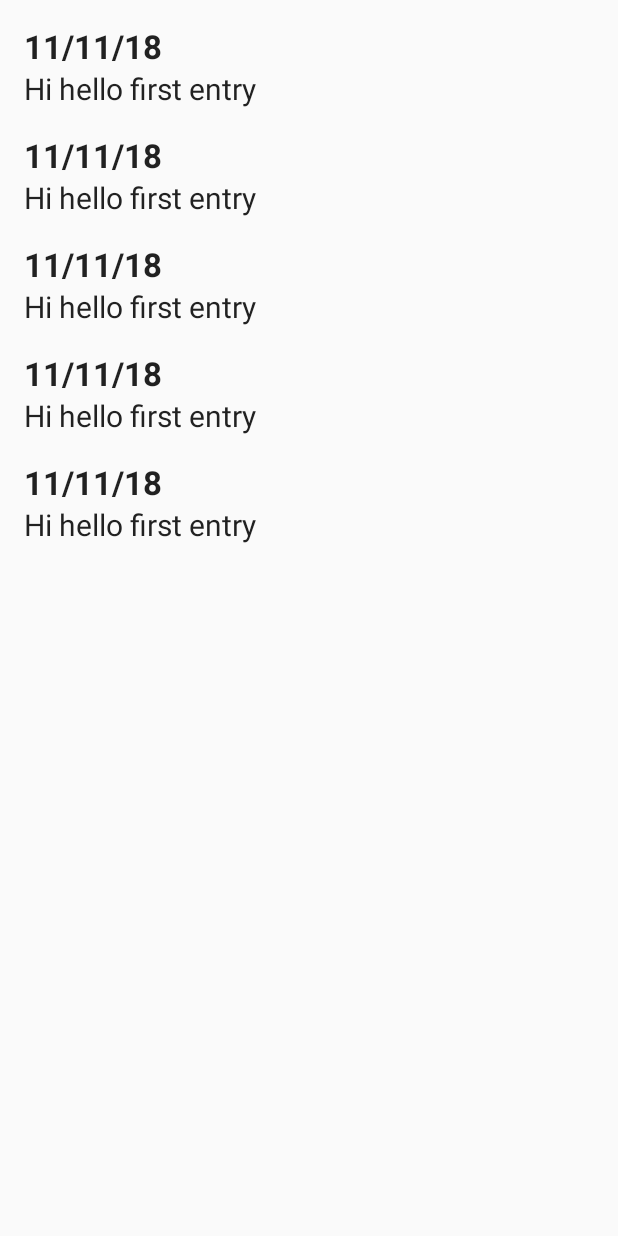
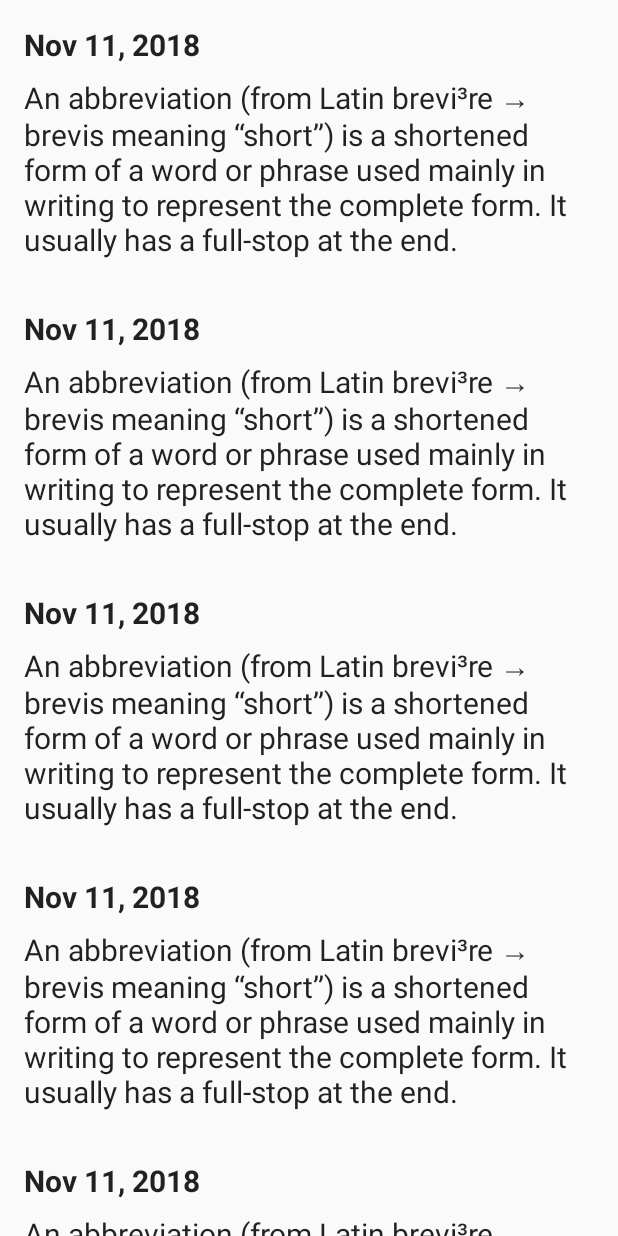
Before and after one commit to bharatph/Recall, an Android app: the screen it shows after launch (MainActivity), on a phone screen of 412 x 824 dp. Run offline under Robolectric (Android 15) with nearby library versions, the phone set to English and light mode, and no system bars; libraries missing offline, so code that uses them is left out: uk.co.chrisjenx; 1 statement that could not run was skipped.

Commit message:
Added components

```diff
--- a/app/build.gradle
+++ b/app/build.gradle
@@ -8,7 +8,7 @@ android {
     compileSdkVersion 28
     defaultConfig {
         applicationId "com.thing.recall"
-        minSdkVersion 19
+        minSdkVersion 21
         targetSdkVersion 28
         versionCode 1
         versionName "0.1"
--- a/app/src/main/java/com/thing/recall/MainActivity.kt
+++ b/app/src/main/java/com/thing/recall/MainActivity.kt
@@ -3,28 +3,61 @@ package com.thing.recall
 import android.support.v7.app.AppCompatActivity
 import android.os.Bundle
 import android.support.v7.widget.LinearLayoutManager
+import android.transition.Fade
+import android.widget.LinearLayout
+import com.google.gson.Gson
 import com.thing.recall.helper.RecallHelper
 import com.thing.recall.adapter.MemoryAdapter
+import com.thing.recall.fragment.WriteFragment
 import kotlinx.android.synthetic.main.activity_main.*
 import uk.co.chrisjenx.calligraphy.CalligraphyConfig
+import com.google.gson.GsonBuilder
+import com.thing.recall.model.Memory
+import java.util.*
 
 
-class MainActivity : AppCompatActivity() {
+class MainActivity : AppCompatActivity(), WriteFragment.OnDescriptionListener {
+    override fun onDescription(mem: Memory?) {
+        supportFragmentManager.popBackStack()
+        if(mem == null){
+            //no-op
+            return
+        }
+        val gson = GsonBuilder().create()
+        val strJson = gson.toJson(mem)
+    }
 
     override fun onCreate(savedInstanceState: Bundle?) {
         super.onCreate(savedInstanceState)
         CalligraphyConfig.initDefault(
             CalligraphyConfig.Builder()
-                .setDefaultFontPath("fonts/Roboto-RobotoRegular.ttf")
+                //.setDefaultFontPath("fonts/Roboto-RobotoRegular.ttf")
                 .setFontAttrId(R.attr.fontPath)
                 .build()
         )
         setContentView(R.layout.activity_main)
+        var memories = LinkedList<Memory>()
+
+        memories.add(Memory(Date(), getString(R.string.sammple_text)))
+        memories.add(Memory(Date(), getString(R.string.sammple_text)))
+        memories.add(Memory(Date(), getString(R.string.sammple_text)))
+        memories.add(Memory(Date(), getString(R.string.sammple_text)))
+        memories.add(Memory(Date(), getString(R.string.sammple_text)))
+        memories.add(Memory(Date(), getString(R.string.sammple_text)))
 
 
-        var adapter = MemoryAdapter(this, RecallHelper.memories)
-
-        recallRecyclerView.layoutManager = LinearLayoutManager(this, LinearLayoutManager.VERTICAL, false)
+        var adapter = MemoryAdapter(this, memories) {
+            supportFragmentManager.beginTransaction()
+                .addToBackStack("null")
+                .replace(R.id.writeContainer, WriteFragment.newInstance(Gson().toJson(it)).apply {
+                    enterTransition = Fade(Fade.MODE_IN)
+                    exitTransition = Fade(Fade.MODE_OUT)
+                })
+                .commit()
+        }
+        recallRecyclerView.layoutManager = LinearLayoutManager(this, LinearLayoutManager.VERTICAL, true).apply {
+            stackFromEnd = true
+        }
         recallRecyclerView.adapter = adapter
     }
 }
--- a/app/src/main/java/com/thing/recall/adapter/MemoryAdapter.kt
+++ b/app/src/main/java/com/thing/recall/adapter/MemoryAdapter.kt
@@ -1,6 +1,7 @@
 package com.thing.recall.adapter
 
-import android.content.Context
+import android.app.Activity
+import android.support.v7.app.AppCompatActivity
 import android.support.v7.widget.RecyclerView
 import android.view.LayoutInflater
 import android.view.View
@@ -11,8 +12,9 @@ import com.thing.recall.model.Memory
 import kotlinx.android.synthetic.main.memory_item.view.*
 import java.text.DateFormat
 
-class MemoryAdapter(val context: Context, val memories: List<Memory>) :
+class MemoryAdapter(val context: AppCompatActivity, val memories: List<Memory>, val listener: (Memory)-> Unit) :
     RecyclerView.Adapter<MemoryAdapter.MemoryViewHolder>() {
+
     override fun onCreateViewHolder(p0: ViewGroup, p1: Int): MemoryViewHolder {
         return MemoryViewHolder(LayoutInflater.from(context).inflate(R.layout.memory_item, p0, false))
     }
@@ -24,16 +26,16 @@ class MemoryAdapter(val context: Context, val memories: List<Memory>) :
     override fun onBindViewHolder(p0: MemoryViewHolder, p1: Int) {
         p0.setIsRecyclable(false)
         val memory = memories[p1]
-
+        p0.dateTextView.text = DateFormat.getDateInstance(DateFormat.MEDIUM).format(memory.date) //FIXME
+        p0.descTextView.text = memory.description
         p0.itemView.setOnClickListener {
-
+            listener(memory)
         }
-        p0.dateTextView.text = DateFormat.getDateInstance(DateFormat.SHORT).format(memory.date) //FIXME
-        p0.descTextView.text = memory.description
     }
 
     class MemoryViewHolder(itemView: View) : RecyclerView.ViewHolder(itemView) {
         var dateTextView: TextView = itemView.dateTextView
         var descTextView: TextView = itemView.descTextView
     }
+
 }
--- a/app/src/main/java/com/thing/recall/helper/RecallHelper.kt
+++ b/app/src/main/java/com/thing/recall/helper/RecallHelper.kt
@@ -8,10 +8,5 @@ object RecallHelper {
     var memories = LinkedList<Memory>()
 
     init {
-        memories.add(Memory(Date(), "Hi hello first entry"))
-        memories.add(Memory(Date(), "Hi hello first entry"))
-        memories.add(Memory(Date(), "Hi hello first entry"))
-        memories.add(Memory(Date(), "Hi hello first entry"))
-        memories.add(Memory(Date(), "Hi hello first entry"))
     }
 }
--- a/app/src/main/res/layout/activity_main.xml
+++ b/app/src/main/res/layout/activity_main.xml
@@ -1,10 +1,19 @@
 <?xml version="1.0" encoding="utf-8"?>
-<android.support.v7.widget.RecyclerView
+<RelativeLayout
         xmlns:android="http://schemas.android.com/apk/res/android"
         xmlns:tools="http://schemas.android.com/tools"
-        android:id="@+id/recallRecyclerView"
         android:layout_width="match_parent"
         android:layout_height="match_parent"
         tools:context=".MainActivity">
 
-</android.support.v7.widget.RecyclerView>
+    <android.support.v7.widget.RecyclerView
+            android:id="@+id/recallRecyclerView"
+            android:layout_width="match_parent"
+            android:layout_height="match_parent"/>
+
+    <FrameLayout
+            android:id="@+id/writeContainer"
+            android:layout_width="match_parent"
+            android:layout_height="match_parent"/>
+
+</RelativeLayout>
--- a/app/src/main/res/layout/fragment_write.xml
+++ b/app/src/main/res/layout/fragment_write.xml
@@ -5,7 +5,8 @@
               android:layout_height="match_parent"
               android:orientation="vertical"
               android:padding="@dimen/margin_medium"
-              tools:context=".model.WriteFragment">
+              android:background="@android:color/white"
+              tools:context=".fragment.WriteFragment">
 
     <LinearLayout
             android:orientation="horizontal"
@@ -25,6 +26,7 @@
     </LinearLayout>
 
     <EditText
+            android:focusable="true"
             android:hint="@string/memory_entry_hint"
             android:id="@+id/memWriter"
             android:gravity="top|start"
--- a/app/src/main/res/layout/memory_item.xml
+++ b/app/src/main/res/layout/memory_item.xml
@@ -5,9 +5,7 @@
               android:clickable="true"
               android:focusable="true"
               android:foreground="?attr/selectableItemBackground"
-              android:paddingStart="@dimen/margin_medium"
-              android:paddingEnd="@dimen/margin_medium"
-              android:paddingTop="@dimen/margin_medium"
+              android:padding="@dimen/margin_medium"
               android:orientation="vertical">
     <TextView
             android:id="@+id/dateTextView"
@@ -15,7 +13,9 @@
             android:layout_width="wrap_content" android:layout_height="wrap_content"/>
 
     <TextView
+            android:layout_marginTop="@dimen/margin_small"
             android:id="@+id/descTextView"
-            android:layout_width="wrap_content" android:layout_height="wrap_content"/>
+            android:layout_width="wrap_content"
+            android:layout_height="wrap_content"/>
 
 </LinearLayout>
--- a/app/src/main/res/values/colors.xml
+++ b/app/src/main/res/values/colors.xml
@@ -1,6 +1,6 @@
 <?xml version="1.0" encoding="utf-8"?>
 <resources>
-    <color name="colorPrimary">#e5e5e5</color>
-    <color name="colorPrimaryDark">#fff</color>
+    <color name="colorPrimary">#fff</color>
+    <color name="colorPrimaryDark">#ccc</color>
     <color name="colorAccent">#000</color>
 </resources>
--- a/app/src/main/res/values/dimens.xml
+++ b/app/src/main/res/values/dimens.xml
@@ -3,6 +3,6 @@
     <dimen name="margin_medium">16dp</dimen>
     <dimen name="margin_small">8dp</dimen>
 
-    <dimen name="text_default">20sp</dimen>
-    <dimen name="text_medium">22sp</dimen>
+    <dimen name="text_default">@dimen/text_medium</dimen>
+    <dimen name="text_medium">20sp</dimen>
 </resources>
--- a/app/src/main/res/values/strings.xml
+++ b/app/src/main/res/values/strings.xml
@@ -1,4 +1,5 @@
 <resources>
     <string name="app_name">Recall</string>
-    <string name="memory_entry_hint">Your memory comes here...</string>
+    <string name="memory_entry_hint">Your memory comes here…</string>
+    <string name="sammple_text">An abbreviation (from Latin brevi³re → brevis meaning “short”) is a shortened form of a word or phrase used mainly in writing to represent the complete form. It usually has a full-stop at the end.</string>
 </resources>
--- a/app/src/main/res/values/styles.xml
+++ b/app/src/main/res/values/styles.xml
@@ -8,6 +8,7 @@
         <item name="colorAccent">@color/colorAccent</item>
 
         <item name="android:textViewStyle">@style/AppTheme.TextView</item>
+        <item name="editTextStyle">@style/AppTheme.EditText</item>
     </style>
 
     <style name="AppTheme.DateTextView" parent="TextAppearance.AppCompat">
@@ -19,4 +20,8 @@
         <item name="android:textSize">@dimen/text_default</item>
     </style>
 
+    <style name="AppTheme.EditText" parent="Widget.AppCompat.EditText">
+        <item name="android:background">@null</item>
+    </style>
+
 </resources>
```
Also changed, not shown: app/src/main/java/com/thing/recall/fragment/WriteFragment.kt (renamed from app/src/main/java/com/thing/recall/model/WriteFragment.kt, +18 -6 lines).
